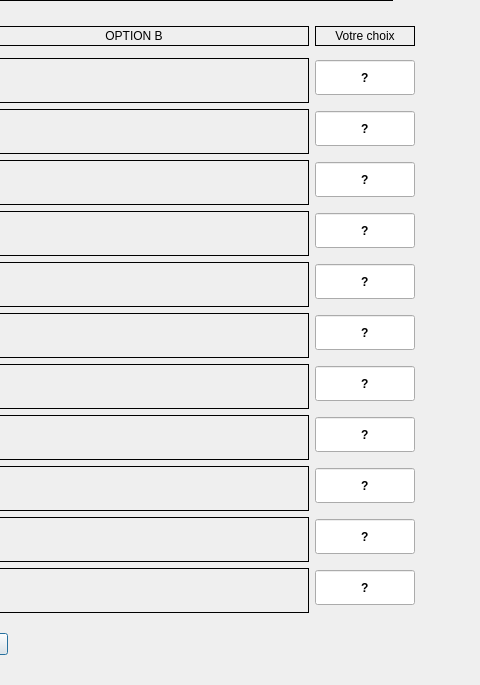
Old version of the form HoltLauryGuiSrc/HoltLauryDecision.ui in the repository JMRousselle/HoltLaury; both pictures show x 544 to 1024 and y 129 to 814 of the 1024 by 814 pixel window.
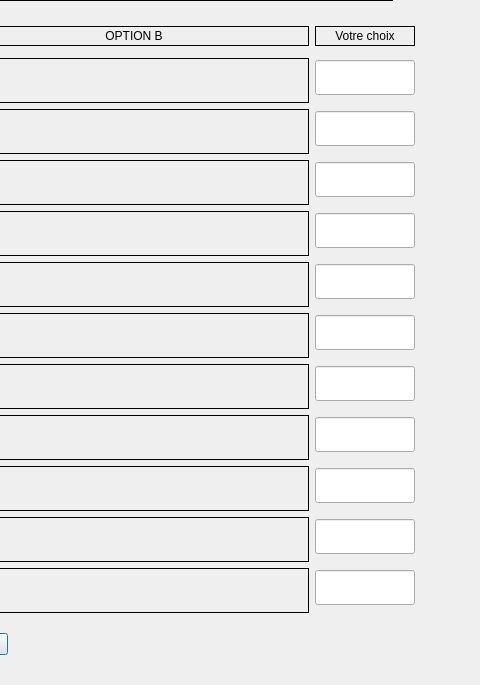
New version of the form.

What changed in the file:
```diff
--- a/HoltLauryGuiSrc/HoltLauryDecision.ui
+++ b/HoltLauryGuiSrc/HoltLauryDecision.ui
@@ -257,7 +257,7 @@
           </font>
          </property>
          <property name="text">
-          <string>?</string>
+          <string/>
          </property>
          <property name="maxLength">
           <number>1</number>
@@ -387,7 +387,7 @@
           </font>
          </property>
          <property name="text">
-          <string>?</string>
+          <string/>
          </property>
          <property name="maxLength">
           <number>1</number>
@@ -517,7 +517,7 @@
           </font>
          </property>
          <property name="text">
-          <string>?</string>
+          <string/>
          </property>
          <property name="maxLength">
           <number>1</number>
@@ -647,7 +647,7 @@
           </font>
          </property>
          <property name="text">
-          <string>?</string>
+          <string/>
          </property>
          <property name="maxLength">
           <number>1</number>
@@ -777,7 +777,7 @@
           </font>
          </property>
          <property name="text">
-          <string>?</string>
+          <string/>
          </property>
          <property name="maxLength">
           <number>1</number>
@@ -907,7 +907,7 @@
           </font>
          </property>
          <property name="text">
-          <string>?</string>
+          <string/>
          </property>
          <property name="maxLength">
           <number>1</number>
@@ -1037,7 +1037,7 @@
           </font>
          </property>
          <property name="text">
-          <string>?</string>
+          <string/>
          </property>
          <property name="maxLength">
           <number>1</number>
@@ -1167,7 +1167,7 @@
           </font>
          </property>
          <property name="text">
-          <string>?</string>
+          <string/>
          </property>
          <property name="maxLength">
           <number>1</number>
@@ -1297,7 +1297,7 @@
           </font>
          </property>
          <property name="text">
-          <string>?</string>
+          <string/>
          </property>
          <property name="maxLength">
           <number>1</number>
@@ -1430,7 +1430,7 @@
           <set>Qt::ImhDigitsOnly</set>
          </property>
          <property name="text">
-          <string>?</string>
+          <string/>
          </property>
          <property name="maxLength">
           <number>1</number>
@@ -1563,7 +1563,7 @@
           </font>
          </property>
          <property name="text">
-          <string>?</string>
+          <string/>
          </property>
          <property name="maxLength">
           <number>1</number>
```
Left out of the diff: 2 changed lines with no effect on the pictures.
